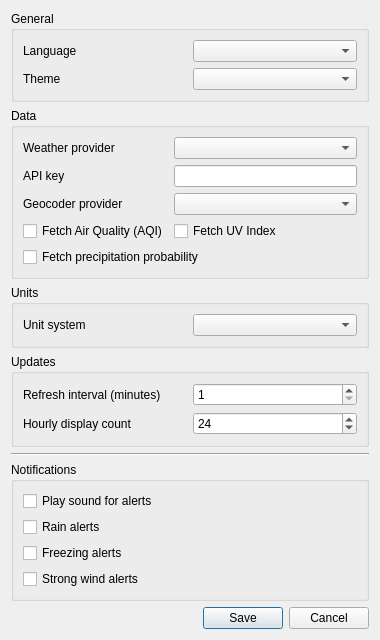
Above: src/ui/SettingsDialog.ui from hidden-life/AtmoSense before the change. Below: the same form after it.
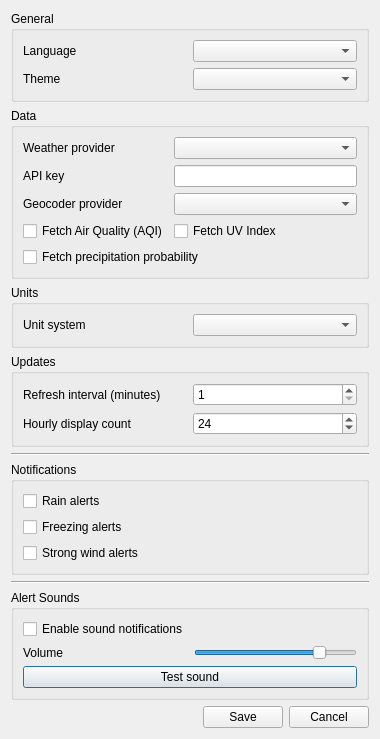
That is the form after the change.

Commit message: Add support for sounds into settings: play sound, sound volume.

```diff
--- a/src/ui/SettingsDialog.ui
+++ b/src/ui/SettingsDialog.ui
@@ -199,13 +199,6 @@
       <string>Notifications</string>
      </property>
      <layout class="QVBoxLayout" name="notificationsLayout">
-	 <item>
-	 <widget class="QCheckBox" name="notificationSoundCheckBox">
-	  <property name="text">
-	   <string>Play sound for alerts</string>
-	  </property>
-	 </widget>
-	</item>
       <item>
        <widget class="QCheckBox" name="rainCheckBox">
         <property name="text">
@@ -239,6 +232,64 @@
      </layout>
     </widget>
    </item>
+   
+   <item>
+	 <widget class="Line" name="lineSeparator">
+	  <property name="orientation">
+	   <enum>Qt::Horizontal</enum>
+	  </property>
+	 </widget>
+	</item>
+   
+   <item>
+ <widget class="QGroupBox" name="alertSoundsGroupBox">
+  <property name="title">
+   <string>Alert Sounds</string>
+  </property>
+  <layout class="QGridLayout" name="alertSoundsLayout">
+   <item row="0" column="0">
+    <widget class="QCheckBox" name="enableSoundsCheckBox">
+     <property name="text">
+      <string>Enable sound notifications</string>
+     </property>
+    </widget>
+   </item>
+
+   <item row="1" column="0">
+    <widget class="QLabel" name="volumeLabel">
+     <property name="text">
+      <string>Volume</string>
+     </property>
+    </widget>
+   </item>
+
+   <item row="1" column="1">
+    <widget class="QSlider" name="volumeSlider">
+     <property name="orientation">
+      <enum>Qt::Horizontal</enum>
+     </property>
+     <property name="minimum">
+      <number>0</number>
+     </property>
+     <property name="maximum">
+      <number>100</number>
+     </property>
+     <property name="value">
+      <number>80</number>
+     </property>
+    </widget>
+   </item>
+
+   <item row="2" column="0" colspan="2">
+    <widget class="QPushButton" name="testSoundButton">
+     <property name="text">
+      <string>Test sound</string>
+     </property>
+    </widget>
+   </item>
+  </layout>
+ </widget>
+</item>
 
    <!-- 🔘 BUTTONS -->
    <item>
```
The commit also changes 5 other files.
